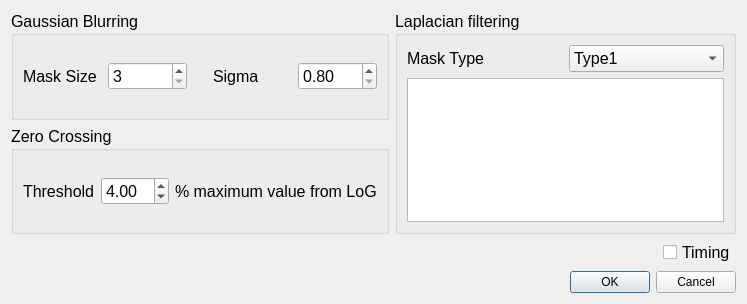
This is hw3/SimplePaint/mhedgedialog.ui in otakusaikou/2016-631-M8210 as Qt 5 draws it before an edit. The edited form follows.
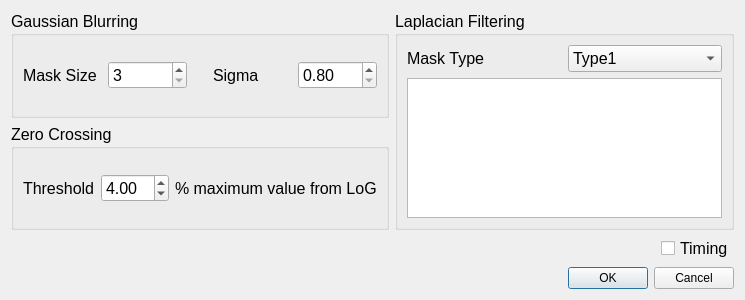
This is the edited form.

Commit message: Added Fuzzy sets spatial filtering and improved the feature of image thresholding

```diff
--- a/hw3/SimplePaint/mhedgedialog.ui
+++ b/hw3/SimplePaint/mhedgedialog.ui
@@ -6,8 +6,8 @@
    <rect>
     <x>0</x>
     <y>0</y>
-    <width>747</width>
-    <height>304</height>
+    <width>745</width>
+    <height>300</height>
    </rect>
   </property>
   <property name="windowTitle">
@@ -123,7 +123,7 @@
         </font>
        </property>
        <property name="title">
-        <string>Laplacian filtering</string>
+        <string>Laplacian Filtering</string>
        </property>
        <layout class="QGridLayout" name="gridLayout_5">
         <item row="0" column="0">
```
The commit also changes 22 other files.
